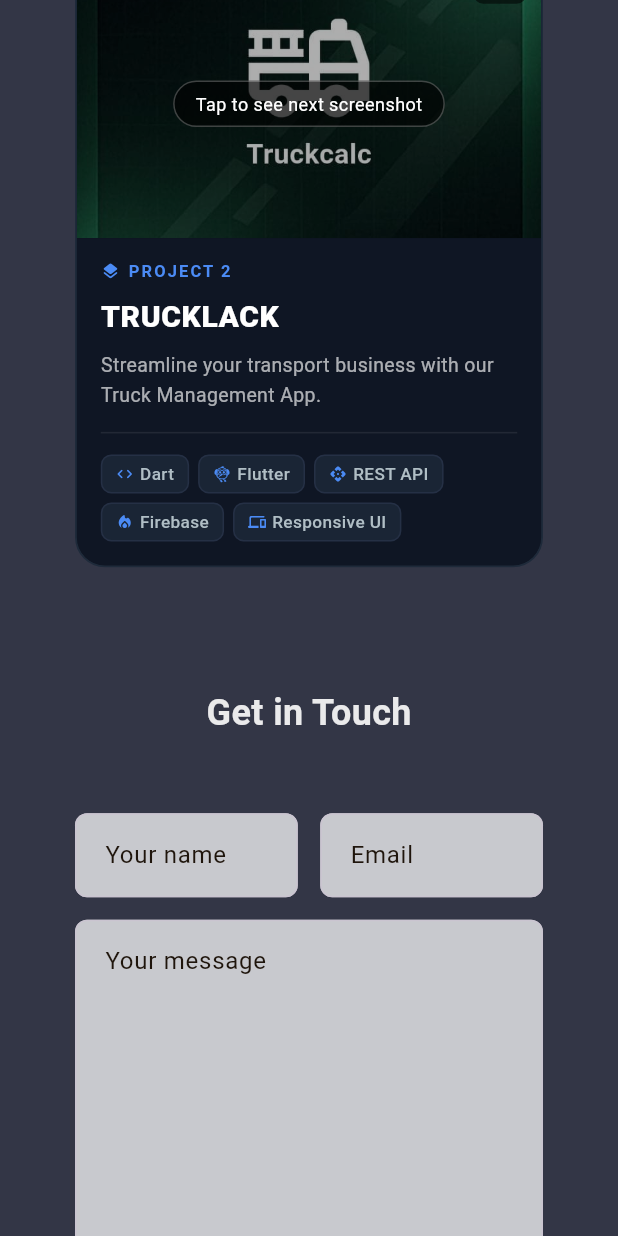
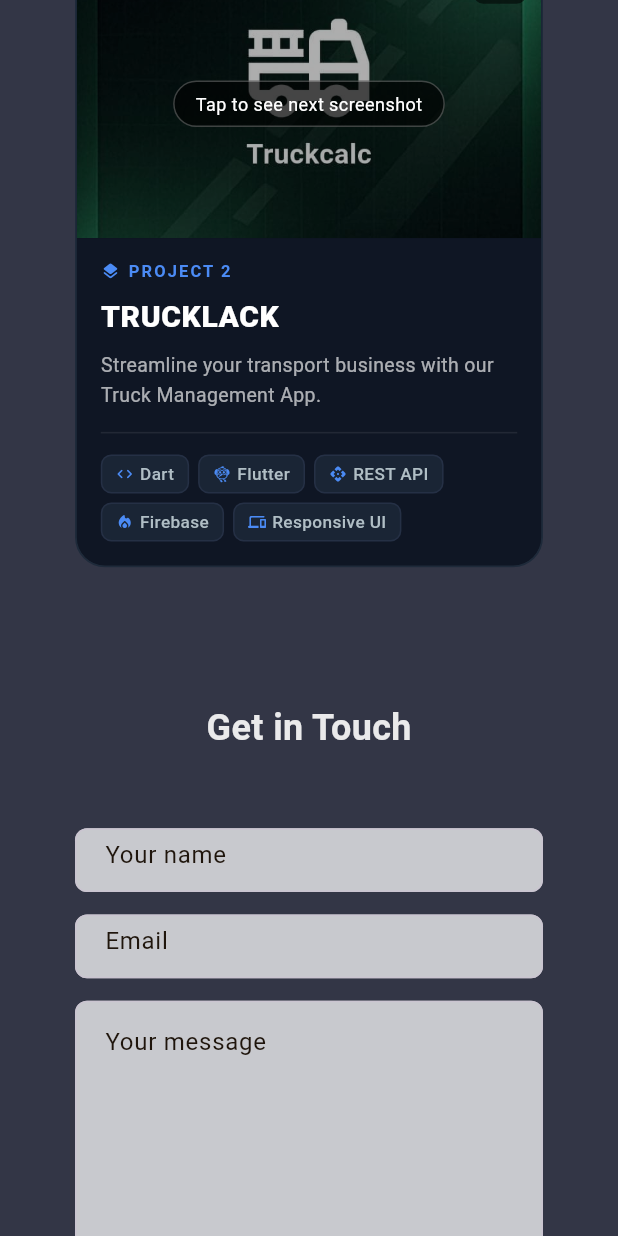
Before and after one commit to joydav432-web/my_portfulio, a Flutter app: the screen it shows after launch, scrolled down 1728 dp, on a phone screen of 412 x 824 dp. Run offline on Flutter 3.47's test engine with Material 3 defaults, Android fonts, the light colour scheme and no system bars.

Commit message:
contact add

```diff
--- a/lib/scree/home_page.dart
+++ b/lib/scree/home_page.dart
@@ -1,6 +1,7 @@
 import 'package:flutter/material.dart';
 import 'package:flutter/rendering.dart';
 import 'package:my_portfulio/constants/colors.dart';
+import 'package:my_portfulio/widgets/contact_section.dart';
 import 'package:my_portfulio/widgets/customtext_formfield.dart';
 import 'package:my_portfulio/widgets/drawer_mobile.dart';
 import 'package:my_portfulio/widgets/header_mobile.dart';
@@ -117,65 +118,12 @@ class _HomePageState extends State<HomePage> {
                       ),
                     ),
 
+                SizedBox(height: 10,),
 
-              Container(
-                padding: EdgeInsets.fromLTRB(25, 20, 25, 60),
-                color: CustomColor.bgLight1,
-                child: Column(
-                  children: [
-                    Text("Get in Touch",style: TextStyle(
-
-                      fontSize: 24,
-                      fontWeight: FontWeight.bold,
-                      color: CustomColor.whitePrimary
-                    ),),
+              ContactSection(),
 
 
-                    SizedBox(height: 50),
 
-                    Row(
-                      children: [
-                        Flexible(
-                          child: CustomTextFiled(
-                            hintText: 'Your name',
-
-                          )
-                        ),
-
-                        SizedBox(width: 15,),
-
-                        Flexible(child: CustomTextFiled(
-                          hintText: 'Email',
-                        ))
-                      ],
-                    ),
-
-                    SizedBox(height: 15,),
-
-                    CustomTextFiled(
-                      hintText: "Your message",
-                      maxline: 10,
-                    ),
-
-                    SizedBox(height: 30,),
-
-                    SizedBox(
-                      width: double.maxFinite,
-                      child: ElevatedButton(onPressed: (){},
-                          style: ElevatedButton.styleFrom(
-                            shape: RoundedRectangleBorder(
-                              borderRadius: BorderRadius.circular(8),
-
-                            )
-                          ),
-                          child: Text("Get on Touch")),
-                    )
-
-
-                  ],
-                ),
-
-              ),
 
               //footer
               Container(
--- /dev/null
+++ b/lib/widgets/contact_section.dart
@@ -0,0 +1,155 @@
+
+import 'package:flutter/material.dart';
+import 'package:flutter/rendering.dart';
+
+import '../constants/colors.dart';
+import 'customtext_formfield.dart';
+class ContactSection extends StatelessWidget {
+  const ContactSection({super.key});
+
+  @override
+  Widget build(BuildContext context) {
+    return Container(
+      padding: EdgeInsets.fromLTRB(25, 20, 25, 60),
+      color: CustomColor.bgLight1,
+      child: Column(
+        children: [
+          Text("Get in Touch",style: TextStyle(
+
+              fontSize: 24,
+              fontWeight: FontWeight.bold,
+              color: CustomColor.whitePrimary
+          ),),
+
+
+          SizedBox(height: 50),
+
+          ConstrainedBox(
+            constraints:BoxConstraints(
+                maxWidth: 700,
+              maxHeight:  100
+            ),
+            child: LayoutBuilder(builder: (context, constraints){
+              if(constraints.maxWidth>=600){
+                return buildNameEmailFileDesktop();
+
+              }return buildEmailFileMobile();
+            })
+          ),
+
+          SizedBox(height: 15,),
+
+          ConstrainedBox(
+            constraints: BoxConstraints(
+                maxWidth: 700
+            ),
+            child: CustomTextFiled(
+              hintText: "Your message",
+              maxline: 10,
+            ),
+          ),
+
+          SizedBox(height: 30,),
+
+          ConstrainedBox(
+            constraints: BoxConstraints(
+                maxWidth: 700
+            ),
+            child: SizedBox(
+              width: double.maxFinite,
+
+              child: ElevatedButton(onPressed: (){},
+                  style: ElevatedButton.styleFrom(
+                      backgroundColor: CustomColor.yellowSecondary,
+
+
+                      shape: RoundedRectangleBorder(
+                        borderRadius: BorderRadius.circular(8),
+
+                      )
+                  ),
+                  child: Text("Get on Touch",
+                    style: TextStyle(
+                        color: CustomColor.whiteSecondary),
+                  )),
+            ),
+          ),
+
+          SizedBox(height: 15,),
+
+          ConstrainedBox(
+
+              constraints: BoxConstraints(
+                  maxWidth: 300
+              ),
+              child: Divider()),
+
+          SizedBox(height: 15,),
+
+          Wrap(
+            spacing: 12,runSpacing: 12,runAlignment: WrapAlignment.center,
+            children: [
+              InkWell(
+                  onTap: (){},
+                  child: Image.asset("assets/images/github.png",
+                    width: 28,
+                  )),
+
+
+              InkWell(
+                  onTap: (){},
+                  child: Image.asset("assets/images/linkedin.png",
+                    width: 28,
+                  ))
+            ],
+          )
+
+
+
+        ],
+      ),
+
+    );
+  }
+
+   Row buildNameEmailFileDesktop(){
+
+    return Row(
+      children: [
+        Flexible(
+            child: CustomTextFiled(
+              hintText: 'Your name',
+
+            )
+        ),
+
+        SizedBox(width: 15,),
+
+        Flexible(child: CustomTextFiled(
+          hintText: 'Email',
+        ))
+      ],
+    );
+   }
+
+
+
+   Column buildEmailFileMobile(){
+    return  Column(
+      children: [
+        Flexible(
+            child: CustomTextFiled(
+              hintText: 'Your name',
+
+            )
+        ),
+
+        SizedBox(height: 15,),
+
+        Flexible(child: CustomTextFiled(
+          hintText: 'Email',
+        ))
+      ],
+    );
+   }
+}
```
Also changed, not shown: lib/constants/links.dart (added).
